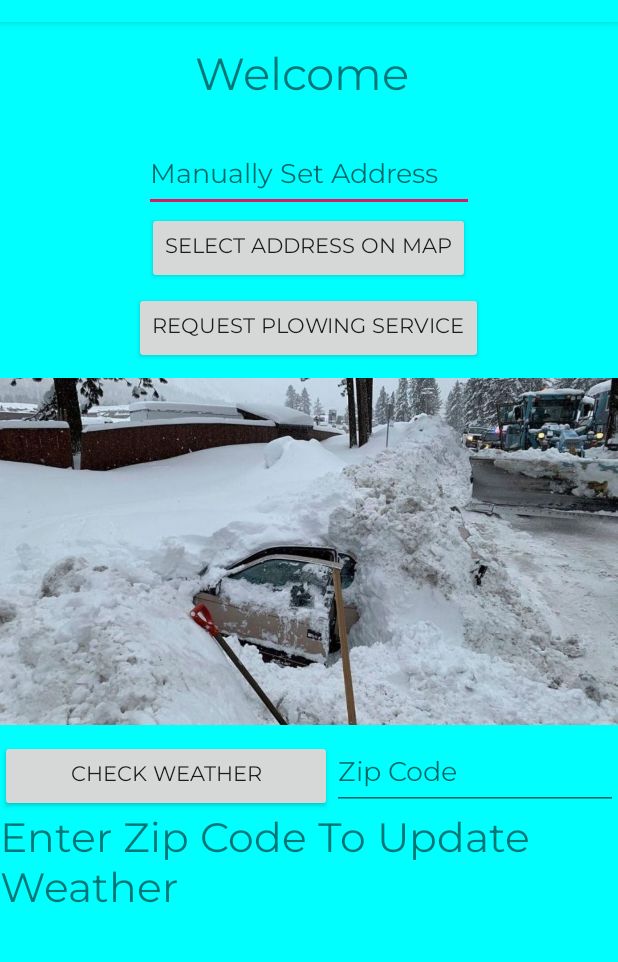
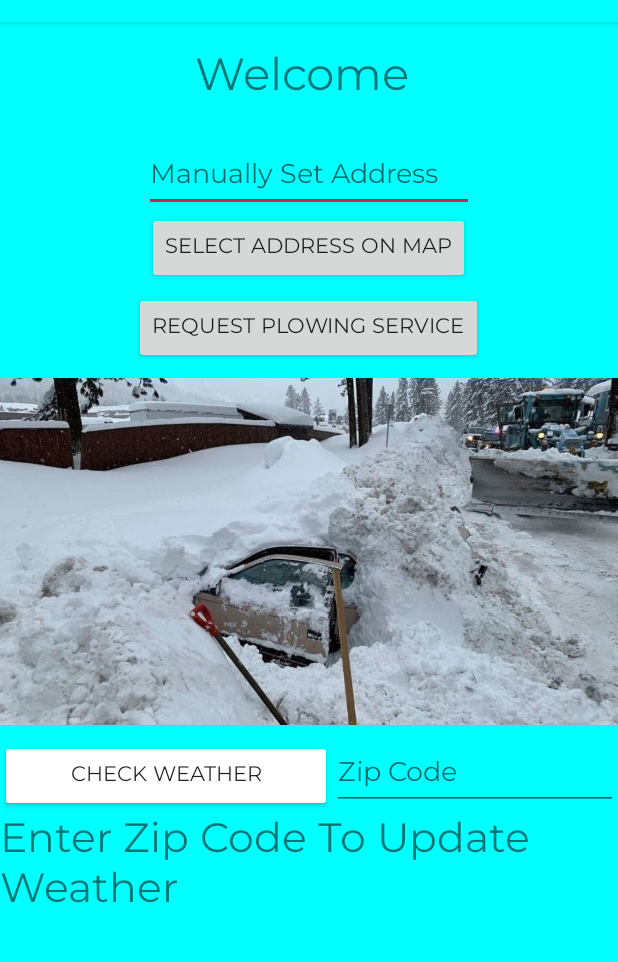
Before and after one commit to mschaller2/Plowed, an Android app: the ClientUserActivity screen opened directly, with no data from a screen before it, on a phone screen of 412 x 824 dp, the part 62-1024 px from its top. Run offline under Robolectric (Android 15) with nearby library versions, the phone set to English and light mode, and no system bars; our stand-ins replace Firebase (no records; nobody signed in at launch, a user with empty details on screens opened directly); libraries missing offline, so code that uses them is left out: com.androdocs.httprequest.

Commit message:
Button Testing

```diff
--- a/app/src/main/res/layout/user_menu.xml
+++ b/app/src/main/res/layout/user_menu.xml
@@ -63,6 +63,7 @@
             android:layout_height="wrap_content"
             android:onClick="updateWeather"
             android:fontFamily="@font/montserrat"
+            android:backgroundTint="@android:color/white"
             android:text="Check Weather" />
 
         <EditText
@@ -99,5 +100,4 @@
         android:fontFamily="@font/montserrat"
         android:textSize="27dp" />
 
-
 </LinearLayout>
```
